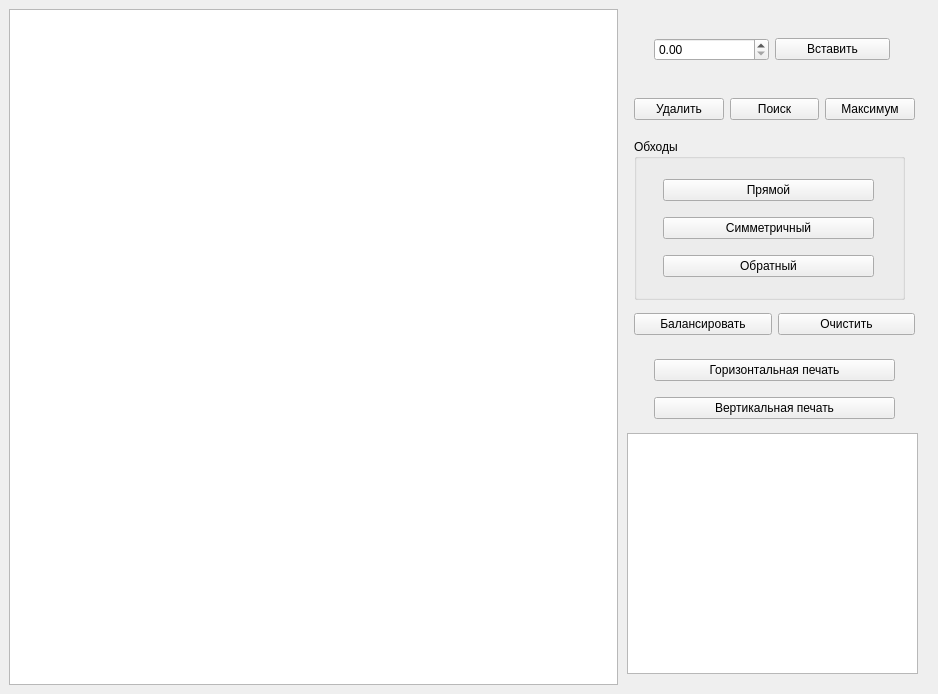
This is src/ui/mainwindow.ui in Vasilevvyacheslav/DataStructures-BinaryTrees as Qt 5 draws it before an edit. The edited form follows.
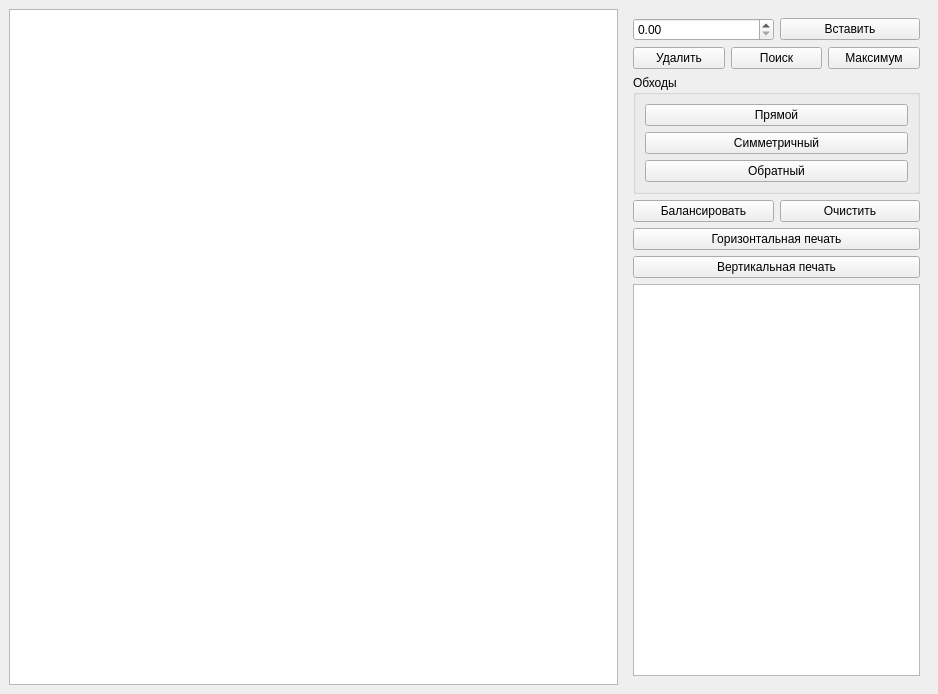
This is the edited form.

```diff
--- a/src/ui/mainwindow.ui
+++ b/src/ui/mainwindow.ui
@@ -24,15 +24,8 @@
        <layout class="QVBoxLayout" name="verticalLayout_7">
         <item>
          <widget class="QWidget" name="widget" native="true">
-          <widget class="QWidget" name="horizontalLayoutWidget_2">
-           <property name="geometry">
-            <rect>
-             <x>30</x>
-             <y>10</y>
-             <width>236</width>
-             <height>61</height>
-            </rect>
-           </property>
+          <layout class="QVBoxLayout" name="verticalLayout">
+           <item>
            <layout class="QHBoxLayout" name="horizontalLayout_6">
             <item>
              <widget class="QDoubleSpinBox" name="spinValue"/>
@@ -45,16 +38,8 @@
              </widget>
             </item>
            </layout>
-          </widget>
-          <widget class="QWidget" name="horizontalLayoutWidget_3">
-           <property name="geometry">
-            <rect>
-             <x>10</x>
-             <y>70</y>
-             <width>281</width>
-             <height>61</height>
-            </rect>
-           </property>
+           </item>
+           <item>
            <layout class="QHBoxLayout" name="horizontalLayout_7">
             <item>
              <widget class="QPushButton" name="btnRemove">
@@ -78,28 +63,14 @@
              </widget>
             </item>
            </layout>
-          </widget>
+           </item>
+           <item>
           <widget class="QGroupBox" name="groupBox">
-           <property name="geometry">
-            <rect>
-             <x>10</x>
-             <y>130</y>
-             <width>271</width>
-             <height>161</height>
-            </rect>
-           </property>
            <property name="title">
             <string>Обходы</string>
            </property>
-           <widget class="QWidget" name="verticalLayoutWidget_3">
-            <property name="geometry">
-             <rect>
-              <x>29</x>
-              <y>30</y>
-              <width>211</width>
-              <height>121</height>
-             </rect>
-            </property>
+             <layout class="QVBoxLayout" name="verticalLayout_2">
+              <item>
             <layout class="QVBoxLayout" name="verticalLayout_8">
              <item>
               <widget class="QPushButton" name="btnPreorder">
@@ -123,27 +94,11 @@
               </widget>
              </item>
             </layout>
-           </widget>
-          </widget>
-          <widget class="QPlainTextEdit" name="textOutput">
-           <property name="geometry">
-            <rect>
-             <x>3</x>
-             <y>424</y>
-             <width>291</width>
-             <height>241</height>
-            </rect>
-           </property>
-          </widget>
-          <widget class="QWidget" name="horizontalLayoutWidget_5">
-           <property name="geometry">
-            <rect>
-             <x>10</x>
-             <y>290</y>
-             <width>281</width>
-             <height>51</height>
-            </rect>
-           </property>
+              </item>
+             </layout>
+            </widget>
+           </item>
+           <item>
            <layout class="QHBoxLayout" name="horizontalLayout_9">
             <item>
              <widget class="QPushButton" name="btnBalance">
@@ -160,16 +115,8 @@
              </widget>
             </item>
            </layout>
-          </widget>
-          <widget class="QWidget" name="verticalLayoutWidget_4">
-           <property name="geometry">
-            <rect>
-             <x>30</x>
-             <y>340</y>
-             <width>241</width>
-             <height>81</height>
-            </rect>
-           </property>
+           </item>
+           <item>
            <layout class="QVBoxLayout" name="verticalLayout_9">
             <item>
              <widget class="QPushButton" name="btnHorizontalPrint">
@@ -186,7 +133,11 @@
              </widget>
             </item>
            </layout>
-          </widget>
+           </item>
+           <item>
+            <widget class="QPlainTextEdit" name="textOutput"/>
+           </item>
+          </layout>
          </widget>
         </item>
        </layout>
```
Lines whose indentation alone changed are shown as unchanged.
